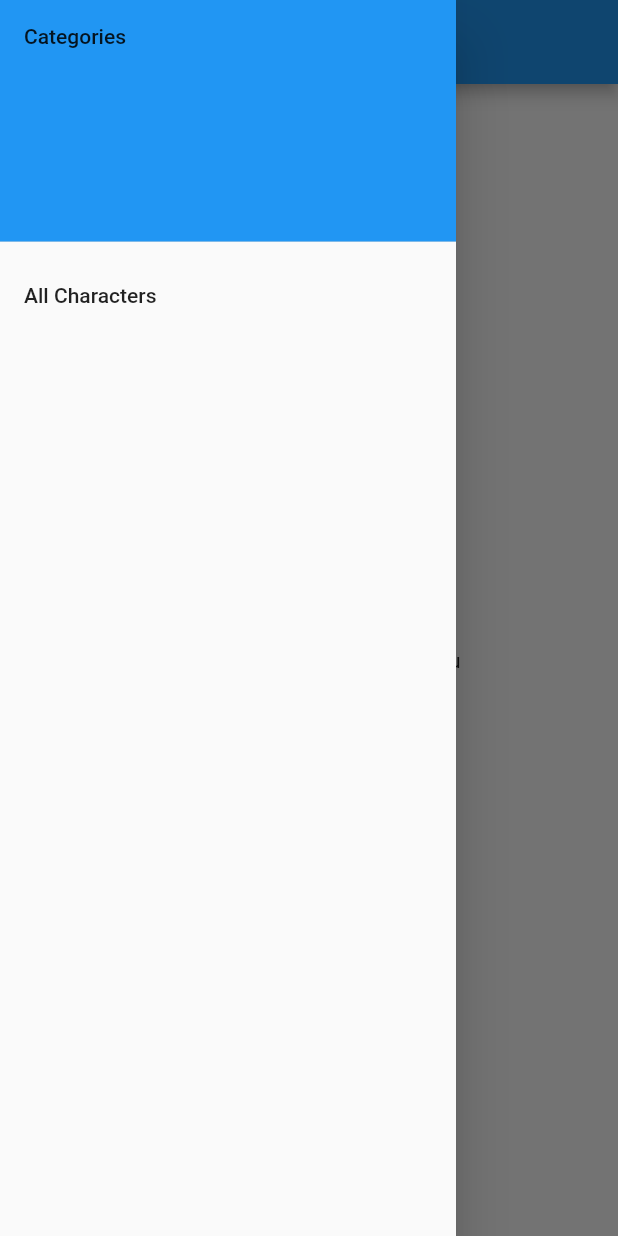
After one commit to Luarsami/marvelAppFlutter, a Flutter app: the screen it shows after launch, with the side drawer open, on a phone screen of 412 x 824 dp. The commit adds this screen. Run offline on Flutter 3.47's test engine with Material 2 defaults, Android fonts, the phone set to English and light mode, and no system bars; our stand-ins replace flutter_bloc, flutter_dotenv.

Commit message:
widget categories init

```diff
--- a/lib/main.dart
+++ b/lib/main.dart
@@ -12,7 +12,7 @@ class MyApp extends StatelessWidget {
   Widget build(BuildContext context) {
     return MaterialApp(
       title: 'Marvel App',
-      home: HomeScreen(), //poner home aqui
+      home: HomeScreen(),
     );
   }
 }
--- /dev/null
+++ b/lib/presentation/widgets/categories_list.dart
@@ -0,0 +1,31 @@
+import 'package:flutter/material.dart';
+import 'package:marvel/presentation/screens/character_list_screen.dart';
+
+class CategoriesList extends StatelessWidget {
+  @override
+  Widget build(BuildContext context) {
+    return Drawer(
+      child: ListView(
+        padding: EdgeInsets.zero,
+        children: [
+          DrawerHeader(
+            decoration: BoxDecoration(color: Colors.blue),
+            child: Text('Categories'),
+          ),
+          ListTile(
+            title: Text('All Characters'),
+            onTap: () {
+              Navigator.pop(context);
+              Navigator.push(
+                context,
+                MaterialPageRoute(
+                  builder: (context) => CharacterListScreen(),
+                ),
+              );
+            },
+          ),
+        ],
+      ),
+    );
+  }
+}
```
Also changed, not shown: lib/presentation/screens/home_screen.dart (+2 -25 lines).
